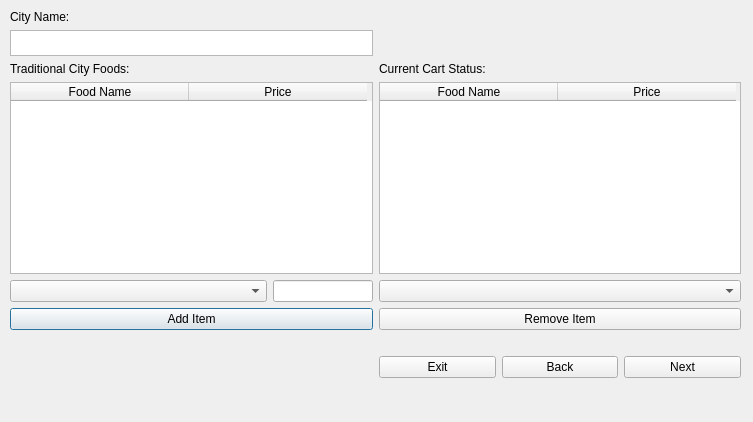
Above: EuroTrip/foodplanner.ui from dal07065/European-Vacation before the change. Below: the same form after it.
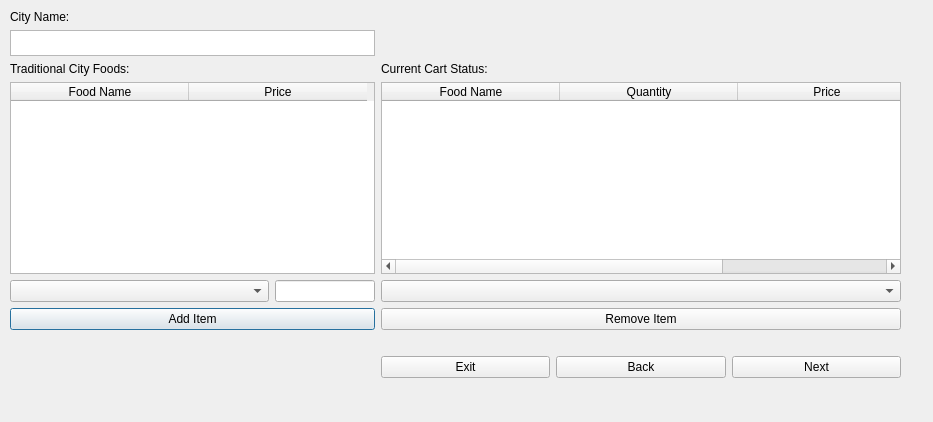
That is the form after the change.

Commit message: Quantity Column

Patch:
```diff
--- a/EuroTrip/foodplanner.ui
+++ b/EuroTrip/foodplanner.ui
@@ -6,7 +6,7 @@
    <rect>
     <x>0</x>
     <y>0</y>
-    <width>753</width>
+    <width>933</width>
     <height>422</height>
    </rect>
   </property>
@@ -18,7 +18,7 @@
     <rect>
      <x>10</x>
      <y>10</y>
-     <width>731</width>
+     <width>891</width>
      <height>388</height>
     </rect>
    </property>
@@ -53,6 +53,12 @@
      <layout class="QVBoxLayout" name="verticalLayout_2">
       <item>
        <widget class="QTableWidget" name="tableWidget">
+        <property name="maximumSize">
+         <size>
+          <width>1000</width>
+          <height>16777215</height>
+         </size>
+        </property>
         <property name="frameShape">
          <enum>QFrame::StyledPanel</enum>
         </property>
@@ -198,6 +204,12 @@
      <layout class="QVBoxLayout" name="verticalLayout">
       <item>
        <widget class="QTableWidget" name="tableWidgetCart">
+        <property name="minimumSize">
+         <size>
+          <width>520</width>
+          <height>0</height>
+         </size>
+        </property>
         <property name="frameShape">
          <enum>QFrame::StyledPanel</enum>
         </property>
@@ -211,7 +223,7 @@
          <bool>false</bool>
         </property>
         <property name="columnCount">
-         <number>2</number>
+         <number>3</number>
         </property>
         <attribute name="horizontalHeaderDefaultSectionSize">
          <number>178</number>
@@ -230,6 +242,11 @@
           <set>AlignCenter</set>
          </property>
         </column>
+        <column>
+         <property name="text">
+          <string>Quantity</string>
+         </property>
+        </column>
         <column>
          <property name="text">
           <string>Price</string>
```
The commit also changes 1 other file.
